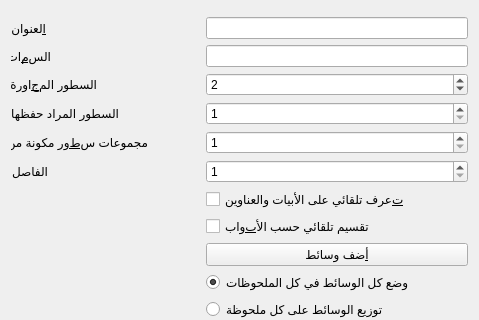
Qt form designer/import_dialog.ui (Bakr-Ali/AnkiLPCG) before a commit; both pictures show x 0 to 479 and y 0 to 320 of the 479 by 528 pixel window.
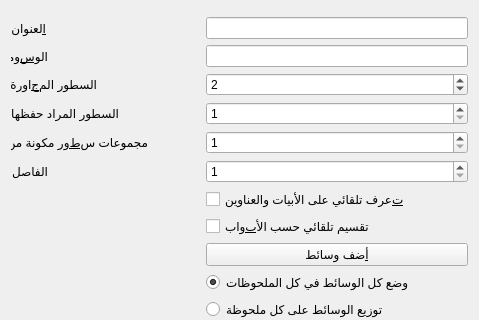
The same form after that commit.

Commit message: Tweak translation of 'tags'

Diff of the .ui file:
```diff
--- a/designer/import_dialog.ui
+++ b/designer/import_dialog.ui
@@ -42,7 +42,7 @@
      <item row="4" column="0">
       <widget class="QLabel" name="label_3">
        <property name="text">
-        <string>الس&amp;مات</string>
+        <string>الو&amp;سوم</string>
        </property>
        <property name="buddy">
         <cstring>tagsBox</cstring>
```
